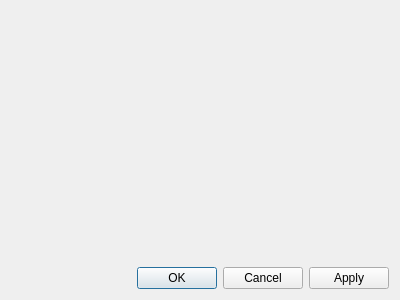
This is settings.ui in spydragon/Quartzite as Qt 5 draws it before an edit. The edited form follows.
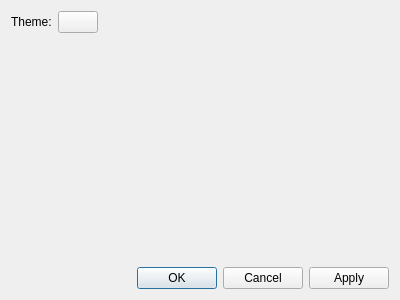
This is the edited form.

Commit message: Added color theme choice in settings dialog

The edit to the form file:
```diff
--- a/settings.ui
+++ b/settings.ui
@@ -13,8 +13,28 @@
   <property name="windowTitle">
    <string>Settings</string>
   </property>
-  <layout class="QVBoxLayout" name="verticalLayout">
-   <item>
+  <layout class="QFormLayout" name="formLayout">
+   <item row="0" column="0">
+    <widget class="QLabel" name="label">
+     <property name="text">
+      <string>Theme:</string>
+     </property>
+    </widget>
+   </item>
+   <item row="2" column="1">
+    <widget class="QDialogButtonBox" name="buttonBox">
+     <property name="orientation">
+      <enum>Qt::Horizontal</enum>
+     </property>
+     <property name="standardButtons">
+      <set>QDialogButtonBox::Apply|QDialogButtonBox::Cancel|QDialogButtonBox::Ok</set>
+     </property>
+     <property name="centerButtons">
+      <bool>false</bool>
+     </property>
+    </widget>
+   </item>
+   <item row="1" column="0">
     <spacer name="verticalSpacer">
      <property name="orientation">
       <enum>Qt::Vertical</enum>
@@ -27,16 +47,16 @@
      </property>
     </spacer>
    </item>
-   <item alignment="Qt::AlignRight">
-    <widget class="QDialogButtonBox" name="buttonBox">
-     <property name="orientation">
-      <enum>Qt::Horizontal</enum>
+   <item row="0" column="1">
+    <widget class="QPushButton" name="themeChoice">
+     <property name="sizePolicy">
+      <sizepolicy hsizetype="Maximum" vsizetype="Fixed">
+       <horstretch>0</horstretch>
+       <verstretch>0</verstretch>
+      </sizepolicy>
      </property>
-     <property name="standardButtons">
-      <set>QDialogButtonBox::Apply|QDialogButtonBox::Cancel|QDialogButtonBox::Ok</set>
-     </property>
-     <property name="centerButtons">
-      <bool>false</bool>
+     <property name="text">
+      <string/>
      </property>
     </widget>
    </item>
```
The commit also changes 7 other files.
